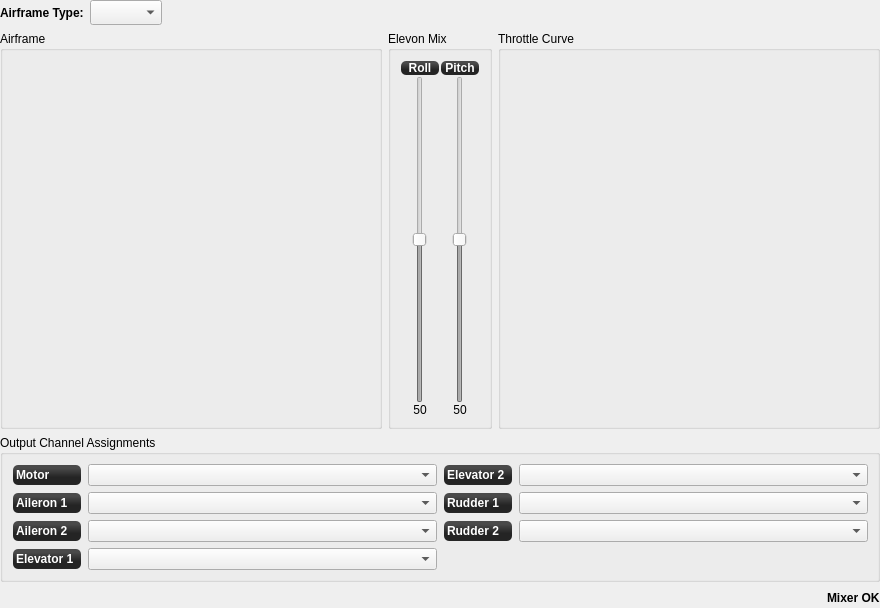
This is ground/openpilotgcs/src/plugins/config/airframe_fixedwing.ui in openpilot/OpenPilot as Qt 5 draws it before an edit. The edited form follows.
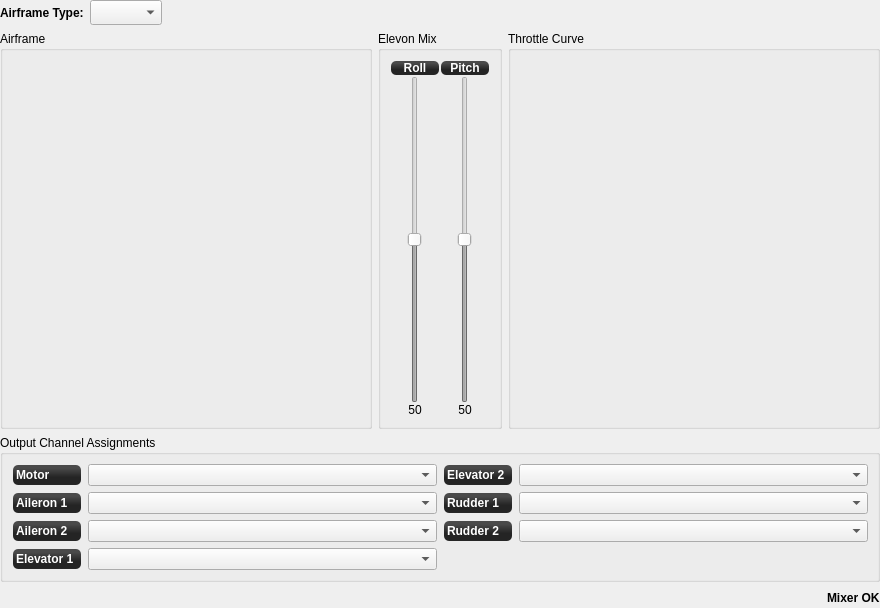
This is the edited form. Custom widgets are drawn as their Qt base class.

Commit message: Minor UI improvment with the sliders

```diff
--- a/ground/openpilotgcs/src/plugins/config/airframe_fixedwing.ui
+++ b/ground/openpilotgcs/src/plugins/config/airframe_fixedwing.ui
@@ -190,7 +190,7 @@
           </property>
           <property name="minimumSize">
            <size>
-            <width>40</width>
+            <width>50</width>
             <height>0</height>
            </size>
           </property>
@@ -222,7 +222,7 @@
           </property>
           <property name="minimumSize">
            <size>
-            <width>40</width>
+            <width>50</width>
             <height>0</height>
            </size>
           </property>
@@ -264,7 +264,7 @@
          <widget class="QLabel" name="elevonLabel2">
           <property name="minimumSize">
            <size>
-            <width>40</width>
+            <width>50</width>
             <height>0</height>
            </size>
           </property>
@@ -290,7 +290,7 @@
           </property>
           <property name="minimumSize">
            <size>
-            <width>40</width>
+            <width>50</width>
             <height>0</height>
            </size>
           </property>
```
The commit also changes 1 other file.
